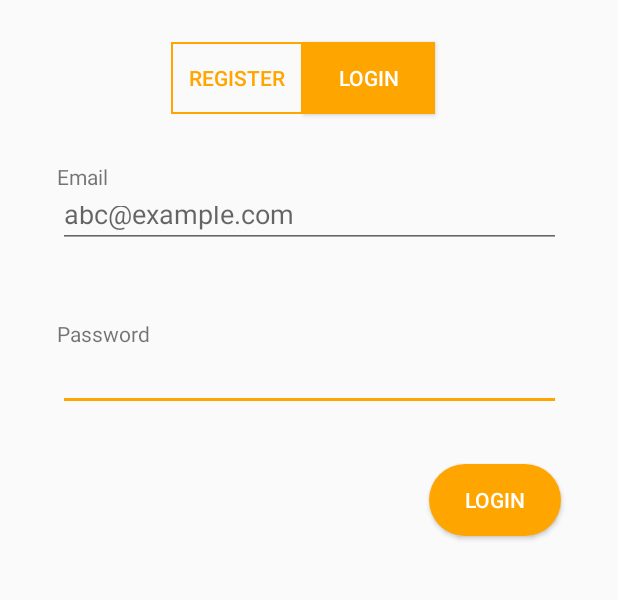
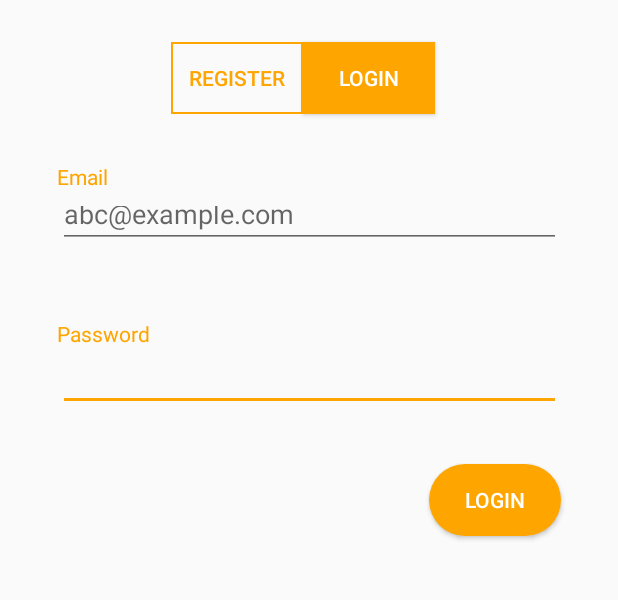
Before and after one commit to martinL0918/gym, an Android app: the screen it shows after launch (LoginActivity), on a phone screen of 412 x 824 dp, the part 266-866 px from its top. Run offline under Robolectric (Android 15) with nearby library versions, the phone set to English and light mode, and no system bars; our stand-ins replace Firebase (no records; nobody signed in at launch, a user with empty details on screens opened directly); Roboto replaces fonts that are not available here.

Commit message:
Added new theme

```diff
--- a/app/src/main/AndroidManifest.xml
+++ b/app/src/main/AndroidManifest.xml
@@ -9,7 +9,7 @@
         android:roundIcon="@mipmap/ic_launcher_round"
         android:supportsRtl="true"
         android:theme="@style/AppTheme">
-        <activity android:name=".Recyclerbase">
+        <activity android:name=".Routine">
             <intent-filter>
                 <action android:name="android.intent.action.MAIN" />
                 <category android:name="android.intent.category.LAUNCHER" />
@@ -19,9 +19,11 @@
         </activity>
         <activity android:name=".AddActionActivity">
         </activity>
-        <activity android:name=".Routine">
+        <activity android:name=".Recyclerbase">
         </activity>
         <activity android:name=".AboutActivity">
+        </activity>
+        <activity android:name=".PreferenceActivity">
         </activity>
 
 
--- a/app/src/main/java/com/comps413f/gym/Routine.java
+++ b/app/src/main/java/com/comps413f/gym/Routine.java
@@ -2,7 +2,9 @@ package com.comps413f.gym;
 
 import android.content.DialogInterface;
 import android.content.Intent;
+import android.content.SharedPreferences;
 import android.os.Bundle;
+import android.preference.PreferenceManager;
 import android.view.Menu;
 import android.view.MenuInflater;
 import android.view.MenuItem;
@@ -13,20 +15,44 @@ import android.widget.TextView;
 
 import androidx.appcompat.app.AlertDialog;
 import androidx.appcompat.app.AppCompatActivity;
+import androidx.core.content.ContextCompat;
 
 import com.google.firebase.auth.FirebaseAuth;
 import com.google.firebase.auth.FirebaseUser;
 
 public class Routine extends AppCompatActivity {
     private FirebaseAuth mAuth;
-    private TextView user_id;
-
+    private SharedPreferences prefs;
+    private TextView background;
     @Override
     protected void onCreate(Bundle savedInstanceState) {
         super.onCreate(savedInstanceState);
+        SharedPreferences prefs = PreferenceManager.getDefaultSharedPreferences(this);
+        String theme = prefs.getString(getString(R.string.pref_color),getString(R.string.pref_color_default));
+        System.out.println(theme);
+
+        if (theme.equals("Green")){
+            setTheme(R.style.AppThemeGreen);
+        }
+        else if (theme.equals("Purple")){
+            setTheme(R.style.AppThemePurple);
+        }
+        else{
+            System.out.println("Orange");
+            setTheme(R.style.AppTheme);
+        }
         setContentView(R.layout.routine);
         mAuth = FirebaseAuth.getInstance();
-        user_id = findViewById(R.id.user_id);
+        background = findViewById(R.id.background);
+        if (theme.equals("Green")){
+            background.setBackground(getResources().getDrawable(R.drawable.green_gradient));
+        }
+        else if (theme.equals("Purple")){
+
+        }
+        else{
+
+        }
     }
 
     @Override
@@ -35,7 +61,6 @@ public class Routine extends AppCompatActivity {
         // Check if user is signed in (non-null) and update UI accordingly.
         FirebaseUser currentUser = mAuth.getCurrentUser();
         if (currentUser != null) {
-            user_id.setText(currentUser.getUid());
         }
         else{
             ReturnToLogin();
@@ -55,8 +80,9 @@ public class Routine extends AppCompatActivity {
                 ReturnToLogin(); //登出功能
                 return true;
             case R.id.item_setting:
-                System.out.println("Buton pressed");
-                return true;
+                Intent intent = new Intent(Routine.this,PreferenceActivity.class);
+                startActivity(intent);
+                break;
             case R.id.item_about:
                 ReturnToAbout();
                 return true;
--- /dev/null
+++ b/app/src/main/res/drawable/green_gradient.xml
@@ -0,0 +1,10 @@
+<?xml version="1.0" encoding="utf-8"?>
+<shape xmlns:android="http://schemas.android.com/apk/res/android"
+    android:shape="rectangle">
+    <gradient
+        android:angle="45"
+        android:startColor="#7BFF70"
+        android:centerColor="#15C300"
+        android:endColor="#0A5E00"
+        android:type="linear"/>
+</shape>
--- a/app/src/main/res/layout/about.xml
+++ b/app/src/main/res/layout/about.xml
@@ -27,6 +27,7 @@
         android:layout_marginLeft="24dp"
         android:layout_marginTop="10dp"
         android:text="@string/aboutContent"
+        android:textColor="#808080"
         app:layout_constraintStart_toStartOf="parent"
         app:layout_constraintTop_toBottomOf="@+id/aboutLabel" />
 
@@ -38,7 +39,7 @@
         android:layout_marginLeft="24dp"
         android:layout_marginTop="36dp"
         android:text="@string/aboutLabel"
-        android:textColor="@color/colorPrimary"
+
         android:textStyle="bold"
         app:layout_constraintStart_toStartOf="parent"
         app:layout_constraintTop_toBottomOf="@+id/background" />
@@ -51,14 +52,13 @@
         android:layout_marginLeft="24dp"
         android:layout_marginTop="33dp"
         android:text="@string/developerLabel"
-        android:textColor="@color/colorPrimary"
         android:textStyle="bold"
         app:layout_constraintStart_toStartOf="parent"
         app:layout_constraintTop_toBottomOf="@+id/aboutContent" />
 
     <TextView
         android:id="@+id/developerContent"
-
+        android:textColor="#808080"
         android:layout_width="314dp"
         android:layout_height="114dp"
         android:layout_marginStart="24dp"
--- a/app/src/main/res/values/colors.xml
+++ b/app/src/main/res/values/colors.xml
@@ -1,7 +1,8 @@
 <?xml version="1.0" encoding="utf-8"?>
 <resources>
     <color name="colorPrimary">#ffa500</color>
-    <color name="colorRed">#ff3300</color>
-    <color name="colorPrimaryDark">#3700B3</color>
+    <color name="colorPrimaryDark">#E09100</color>
     <color name="colorAccent">#ffa500</color>
+    <color name="colorGreen">#209E2A</color>
+    <color name="colorPurple">#9806CB</color>
 </resources>
--- a/app/src/main/res/values/styles.xml
+++ b/app/src/main/res/values/styles.xml
@@ -4,7 +4,23 @@
         <!-- Customize your theme here. -->
         <item name="colorPrimary">@color/colorPrimary</item>
         <item name="colorPrimaryDark">@color/colorPrimaryDark</item>
-        <item name="colorAccent">@color/colorAccent</item>
+        <item name="colorAccent">@color/colorPrimary</item>
+        <item name="android:textColor">@color/colorPrimary</item>
+    </style>
+    <!-- Base application theme. -->
+    <style name="AppThemeGreen" parent="Theme.AppCompat.Light.DarkActionBar">
+        <!-- Customize your theme here. -->
+        <item name="colorPrimary">@color/colorGreen</item>
+        <item name="colorPrimaryDark">@color/colorPrimaryDark</item>
+        <item name="colorAccent">@color/colorGreen</item>
+        <item name="android:textColor">@color/colorGreen</item>
+    </style>
+    <style name="AppThemePurple" parent="Theme.AppCompat.Light.DarkActionBar">
+        <!-- Customize your theme here. -->
+        <item name="colorPrimary">@color/colorPurple</item>
+        <item name="colorPrimaryDark">@color/colorPrimaryDark</item>
+        <item name="colorAccent">@color/colorPurple</item>
+        <item name="android:textColor">@color/colorPurple</item>
     </style>
 
 </resources>
```
Also changed, not shown: app/src/main/java/com/comps413f/gym/AboutActivity.java (+18 -0 lines), app/src/main/java/com/comps413f/gym/PreferenceActivity.java (added, +44 -0 lines), app/src/main/res/drawable/green_circle_background_routine.xml (added, +10 -0 lines), app/src/main/res/layout/routine.xml (+10 -12 lines), app/src/main/res/values/strings.xml (+7 -0 lines), app/src/main/res/xml/preferences.xml (added, +16 -0 lines).
